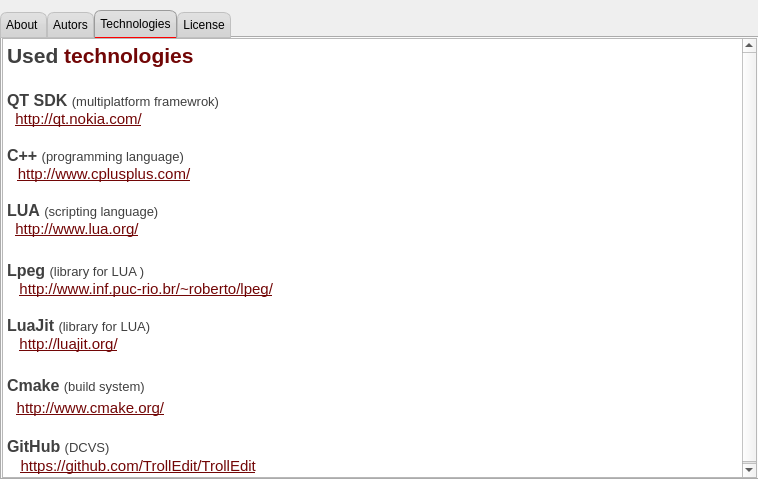
Before: the Qt Designer form ui/abouttrolledit.ui in Innovators-Team10/TrollEdit, drawn with Qt 5.
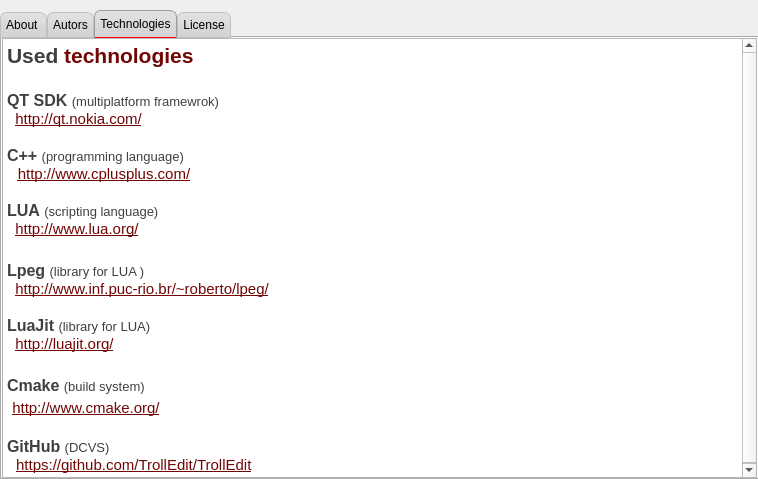
After: the same form once the commit is applied. The open tabs and pages were chosen to show the change. Icons and pictures are not drawn.

Diff of the .ui file:
```diff
--- a/ui/abouttrolledit.ui
+++ b/ui/abouttrolledit.ui
@@ -290,16 +290,16 @@
 &lt;p style=&quot; margin-top:0px; margin-bottom:0px; margin-left:0px; margin-right:0px; -qt-block-indent:0; text-indent:0px;&quot;&gt;&lt;span style=&quot; font-size:11pt; color:#404040;&quot;&gt;  &lt;/span&gt;&lt;a href=&quot;http://www.lua.org/&quot;&gt;&lt;span style=&quot; font-size:11pt; text-decoration: underline; color:#720606;&quot;&gt;http://www.lua.org/&lt;/span&gt;&lt;/a&gt;&lt;/p&gt;
 &lt;p style=&quot;-qt-paragraph-type:empty; margin-top:0px; margin-bottom:0px; margin-left:0px; margin-right:0px; -qt-block-indent:0; text-indent:0px; font-size:14pt; color:#404040;&quot;&gt;&lt;/p&gt;
 &lt;p style=&quot; margin-top:0px; margin-bottom:0px; margin-left:0px; margin-right:0px; -qt-block-indent:0; text-indent:0px;&quot;&gt;&lt;span style=&quot; font-size:12pt; font-weight:600; color:#404040;&quot;&gt;Lpeg&lt;/span&gt;&lt;span style=&quot; font-size:12pt; color:#404040;&quot;&gt; &lt;/span&gt;&lt;span style=&quot; font-size:10pt; color:#404040;&quot;&gt;(library for LUA )&lt;/span&gt;&lt;/p&gt;
-&lt;p style=&quot; margin-top:0px; margin-bottom:0px; margin-left:0px; margin-right:0px; -qt-block-indent:0; text-indent:0px;&quot;&gt;&lt;span style=&quot; font-size:11pt; color:#404040;&quot;&gt;   &lt;/span&gt;&lt;a href=&quot;http://www.inf.puc-rio.br/~roberto/lpeg/&quot;&gt;&lt;span style=&quot; font-size:11pt; text-decoration: underline; color:#720606;&quot;&gt;http://www.inf.puc-rio.br/~roberto/lpeg/&lt;/span&gt;&lt;/a&gt;&lt;/p&gt;
+&lt;p style=&quot; margin-top:0px; margin-bottom:0px; margin-left:0px; margin-right:0px; -qt-block-indent:0; text-indent:0px;&quot;&gt;&lt;span style=&quot; font-size:11pt; color:#404040;&quot;&gt;  &lt;/span&gt;&lt;a href=&quot;http://www.inf.puc-rio.br/~roberto/lpeg/&quot;&gt;&lt;span style=&quot; font-size:11pt; text-decoration: underline; color:#720606;&quot;&gt;http://www.inf.puc-rio.br/~roberto/lpeg/&lt;/span&gt;&lt;/a&gt;&lt;/p&gt;
 &lt;p style=&quot;-qt-paragraph-type:empty; margin-top:0px; margin-bottom:0px; margin-left:0px; margin-right:0px; -qt-block-indent:0; text-indent:0px; font-size:11pt; text-decoration: underline; color:#404040;&quot;&gt;&lt;/p&gt;
 &lt;p style=&quot; margin-top:0px; margin-bottom:0px; margin-left:0px; margin-right:0px; -qt-block-indent:0; text-indent:0px;&quot;&gt;&lt;span style=&quot; font-size:12pt; font-weight:600; color:#404040;&quot;&gt;LuaJit&lt;/span&gt;&lt;span style=&quot; font-size:12pt; color:#404040;&quot;&gt; &lt;/span&gt;&lt;span style=&quot; font-size:10pt; color:#404040;&quot;&gt;(library for LUA)&lt;/span&gt;&lt;/p&gt;
-&lt;p style=&quot; margin-top:0px; margin-bottom:0px; margin-left:0px; margin-right:0px; -qt-block-indent:0; text-indent:0px;&quot;&gt;&lt;span style=&quot; font-size:11pt; color:#404040;&quot;&gt;   &lt;/span&gt;&lt;a href=&quot;http://luajit.org/&quot;&gt;&lt;span style=&quot; font-size:11pt; text-decoration: underline; color:#720606;&quot;&gt;http://luajit.org/&lt;/span&gt;&lt;/a&gt;&lt;/p&gt;
+&lt;p style=&quot; margin-top:0px; margin-bottom:0px; margin-left:0px; margin-right:0px; -qt-block-indent:0; text-indent:0px;&quot;&gt;&lt;span style=&quot; font-size:11pt; color:#404040;&quot;&gt;  &lt;/span&gt;&lt;a href=&quot;http://luajit.org/&quot;&gt;&lt;span style=&quot; font-size:11pt; text-decoration: underline; color:#720606;&quot;&gt;http://luajit.org/&lt;/span&gt;&lt;/a&gt;&lt;/p&gt;
 &lt;p style=&quot;-qt-paragraph-type:empty; margin-top:0px; margin-bottom:0px; margin-left:0px; margin-right:0px; -qt-block-indent:0; text-indent:0px; font-size:14pt; color:#404040;&quot;&gt;&lt;/p&gt;
 &lt;p style=&quot; margin-top:0px; margin-bottom:0px; margin-left:0px; margin-right:0px; -qt-block-indent:0; text-indent:0px;&quot;&gt;&lt;span style=&quot; font-size:12pt; font-weight:600; color:#404040;&quot;&gt;Cmake&lt;/span&gt;&lt;span style=&quot; font-size:12pt; color:#404040;&quot;&gt; &lt;/span&gt;&lt;span style=&quot; font-size:10pt; color:#404040;&quot;&gt;(build system)&lt;/span&gt;&lt;/p&gt;
-&lt;p style=&quot; margin-top:0px; margin-bottom:0px; margin-left:0px; margin-right:0px; -qt-block-indent:0; text-indent:0px;&quot;&gt;&lt;span style=&quot; font-size:14pt; color:#404040;&quot;&gt; &lt;/span&gt;&lt;span style=&quot; font-size:12pt; color:#404040;&quot;&gt; &lt;/span&gt;&lt;a href=&quot;http://www.cmake.org/&quot;&gt;&lt;span style=&quot; font-size:11pt; text-decoration: underline; color:#720606;&quot;&gt;http://www.cmake.org/&lt;/span&gt;&lt;/a&gt;&lt;/p&gt;
+&lt;p style=&quot; margin-top:0px; margin-bottom:0px; margin-left:0px; margin-right:0px; -qt-block-indent:0; text-indent:0px;&quot;&gt;&lt;span style=&quot; font-size:14pt; color:#404040;&quot;&gt; &lt;/span&gt;&lt;a href=&quot;http://www.cmake.org/&quot;&gt;&lt;span style=&quot; font-size:11pt; text-decoration: underline; color:#720606;&quot;&gt;http://www.cmake.org/&lt;/span&gt;&lt;/a&gt;&lt;/p&gt;
 &lt;p style=&quot;-qt-paragraph-type:empty; margin-top:0px; margin-bottom:0px; margin-left:0px; margin-right:0px; -qt-block-indent:0; text-indent:0px; font-size:12pt; text-decoration: underline; color:#404040;&quot;&gt;&lt;/p&gt;
 &lt;p style=&quot; margin-top:0px; margin-bottom:0px; margin-left:0px; margin-right:0px; -qt-block-indent:0; text-indent:0px;&quot;&gt;&lt;span style=&quot; font-size:12pt; font-weight:600; color:#404040;&quot;&gt;GitHub&lt;/span&gt;&lt;span style=&quot; font-size:12pt; color:#404040;&quot;&gt; &lt;/span&gt;&lt;span style=&quot; font-size:10pt; color:#404040;&quot;&gt;(DCVS)&lt;/span&gt;&lt;/p&gt;
-&lt;p style=&quot; margin-top:0px; margin-bottom:0px; margin-left:0px; margin-right:0px; -qt-block-indent:0; text-indent:0px;&quot;&gt;&lt;span style=&quot; font-size:8pt; color:#404040;&quot;&gt;   &lt;/span&gt;&lt;span style=&quot; font-size:12pt; color:#404040;&quot;&gt; &lt;/span&gt;&lt;a href=&quot;https://github.com/TrollEdit/TrollEdit&quot;&gt;&lt;span style=&quot; font-size:11pt; text-decoration: underline; color:#720606;&quot;&gt;https://github.com/TrollEdit/TrollEdit&lt;/span&gt;&lt;/a&gt;&lt;/p&gt;&lt;/body&gt;&lt;/html&gt;</string>
+&lt;p style=&quot; margin-top:0px; margin-bottom:0px; margin-left:0px; margin-right:0px; -qt-block-indent:0; text-indent:0px;&quot;&gt;&lt;span style=&quot; font-size:8pt; color:#404040;&quot;&gt;   &lt;/span&gt;&lt;a href=&quot;https://github.com/TrollEdit/TrollEdit&quot;&gt;&lt;span style=&quot; font-size:11pt; text-decoration: underline; color:#720606;&quot;&gt;https://github.com/TrollEdit/TrollEdit&lt;/span&gt;&lt;/a&gt;&lt;/p&gt;&lt;/body&gt;&lt;/html&gt;</string>
      </property>
     </widget>
    </widget>
```
Left out of the diff: 2 changed lines with no effect on the pictures.
